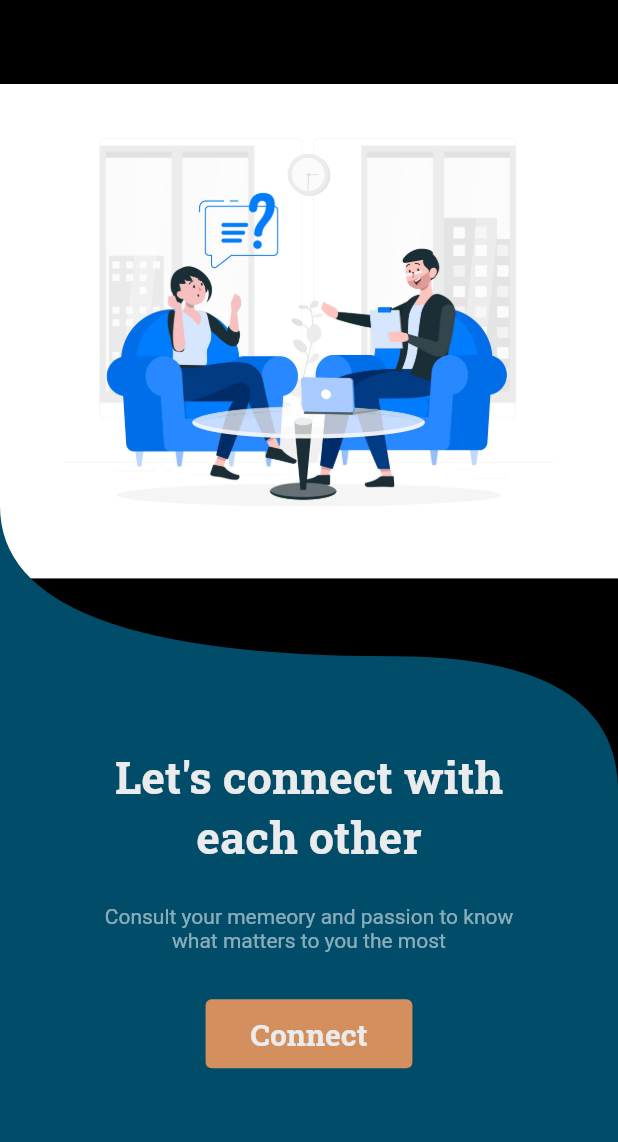
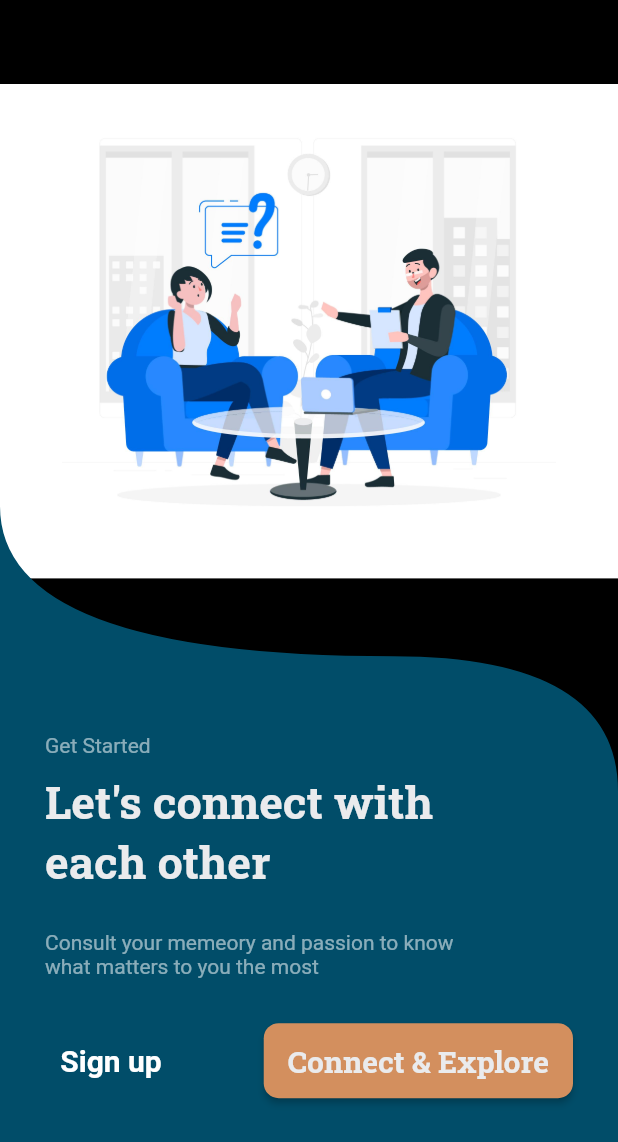
Before and after one commit to alphakzt99/Consult, a Flutter app: the screen it shows after launch, on a phone screen of 412 x 824 dp. Shown: the top 1142 px of the screen. Run offline on Flutter 3.47's test engine with Material 2 defaults, Android fonts, the phone set to English and light mode, and no system bars; our stand-ins replace fluentui_system_icons, flutter_swipe_action_cell, glass_kit, remixicon; missing offline and left inert: iconify_flutter.

```diff
--- a/lib/home.dart
+++ b/lib/home.dart
@@ -73,17 +73,22 @@ class _HomeState extends State<Home> with TickerProviderStateMixin {
                   child: ClipPath(
                 clipper: BackgroundClipper(),
                 child: Container(
+                    padding: EdgeInsets.only(right: 30),
                     color: Theme.of(context).colorScheme.onPrimary,
                     width: size.width,
                     height: size.height * 0.7,
                     child: Padding(
-                      padding:const EdgeInsets.only(top: 130),
+                      padding: const EdgeInsets.only(top: 150, left: 30),
                       child: Column(
                         mainAxisAlignment: MainAxisAlignment.center,
+                        crossAxisAlignment: CrossAxisAlignment.start,
                         children: [
-
+                          Text(
+                            "Get Started",
+                            style: Theme.of(context).textTheme.bodyText1,
+                          ),
                           Padding(
-                            padding:const EdgeInsets.only(top: 10),
+                            padding: const EdgeInsets.only(top: 10),
                             child: Text(
                               "Let's connect with",
                               style: Theme.of(context).textTheme.headline1,
@@ -98,7 +103,7 @@ class _HomeState extends State<Home> with TickerProviderStateMixin {
                             height: 15,
                           ),
                           RichText(
-                              textAlign: TextAlign.center,
+                              textAlign: TextAlign.start,
                               text: TextSpan(children: [
                                 TextSpan(
                                     text:
@@ -113,15 +118,27 @@ class _HomeState extends State<Home> with TickerProviderStateMixin {
                           SizedBox(
                             height: 30,
                           ),
-                          TextButton(
-                            style: ButtonStyle(
-                                backgroundColor: MaterialStateProperty.all(
-                                    Theme.of(context)
-                                        .colorScheme
-                                        .onSecondaryContainer),
-                                padding: MaterialStateProperty.all(
-                                   const EdgeInsets.symmetric(
-                                        vertical: 10, horizontal: 30))),
+                          Row(
+                            mainAxisAlignment: MainAxisAlignment.spaceBetween,
+                            children: [
+                              MaterialButton(
+                                height: 50,
+                                padding: EdgeInsets.all(0),
+                                elevation: 0,
+                                shape: RoundedRectangleBorder(
+                                    borderRadius: BorderRadius.circular(10)),
+                                color: Theme.of(context).colorScheme.onPrimary,
+                                onPressed: () {},
+                                child: Text(
+                                  "Sign up",
+                                  style: Theme.of(context).textTheme.headline3,
+                                ),
+                              ),
+                              MaterialButton(
+                                height: 50,
+                                color: Theme.of(context).colorScheme.onSecondaryContainer,
+                                shape: RoundedRectangleBorder(
+                                    borderRadius: BorderRadius.circular(10)),
                                 onPressed: () {
                                   Navigator.of(context).push(MaterialPageRoute(
                                       builder: (ctx) => BottomBar(
@@ -151,7 +168,7 @@ class _HomeState extends State<Home> with TickerProviderStateMixin {
                                           )));
                                 },
                                 child: Text(
-                              "Connect",
+                                  "Connect & Explore",
                                   style: TextStyle(
                                       color: Theme.of(context)
                                           .colorScheme
@@ -159,6 +176,8 @@ class _HomeState extends State<Home> with TickerProviderStateMixin {
                                       fontSize: 20,
                                       fontWeight: FontWeight.bold),
                                 ),
+                              ),
+                            ],
                           )
                         ],
                       ),
@@ -171,6 +190,7 @@ class _HomeState extends State<Home> with TickerProviderStateMixin {
     );
   }
 }
+
 class BackgroundClipper extends CustomClipper<Path> {
   @override
   Path getClip(Size size) {
```
Lines whose indentation alone changed are shown as unchanged.
